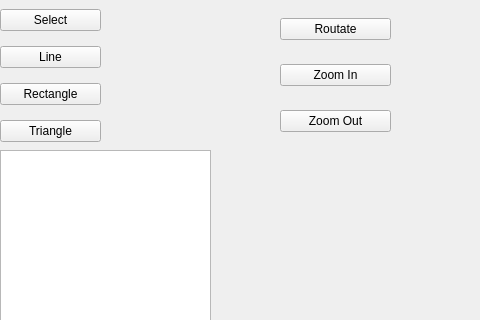
This is mainwindow.ui in colmk/gld as Qt 5 draws it before an edit; both pictures show x 0 to 480 and y 0 to 320 of the 1337 by 877 pixel window. The edited form follows.
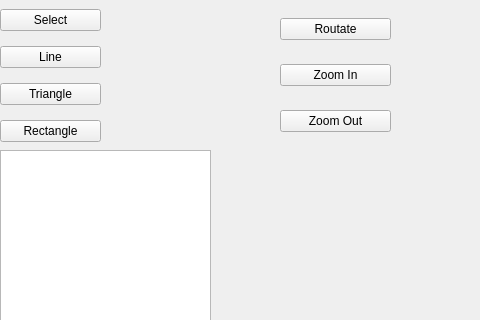
This is the edited form.

Diff of the .ui file:
```diff
--- a/mainwindow.ui
+++ b/mainwindow.ui
@@ -24,10 +24,10 @@
      </rect>
     </property>
     <layout class="QGridLayout" name="gridLayout">
-     <item row="3" column="0">
-      <widget class="QPushButton" name="pushButton_Triangle">
+     <item row="1" column="0">
+      <widget class="QPushButton" name="pushButton_Line">
        <property name="text">
-        <string>Triangle</string>
+        <string>Line</string>
        </property>
       </widget>
      </item>
@@ -38,17 +38,17 @@
        </property>
       </widget>
      </item>
-     <item row="2" column="0">
+     <item row="3" column="0">
       <widget class="QPushButton" name="pushButton_Rectangle">
        <property name="text">
         <string>Rectangle</string>
        </property>
       </widget>
      </item>
-     <item row="1" column="0">
-      <widget class="QPushButton" name="pushButton_Line">
+     <item row="2" column="0">
+      <widget class="QPushButton" name="pushButton_Triangle">
        <property name="text">
-        <string>Line</string>
+        <string>Triangle</string>
        </property>
       </widget>
      </item>
```
